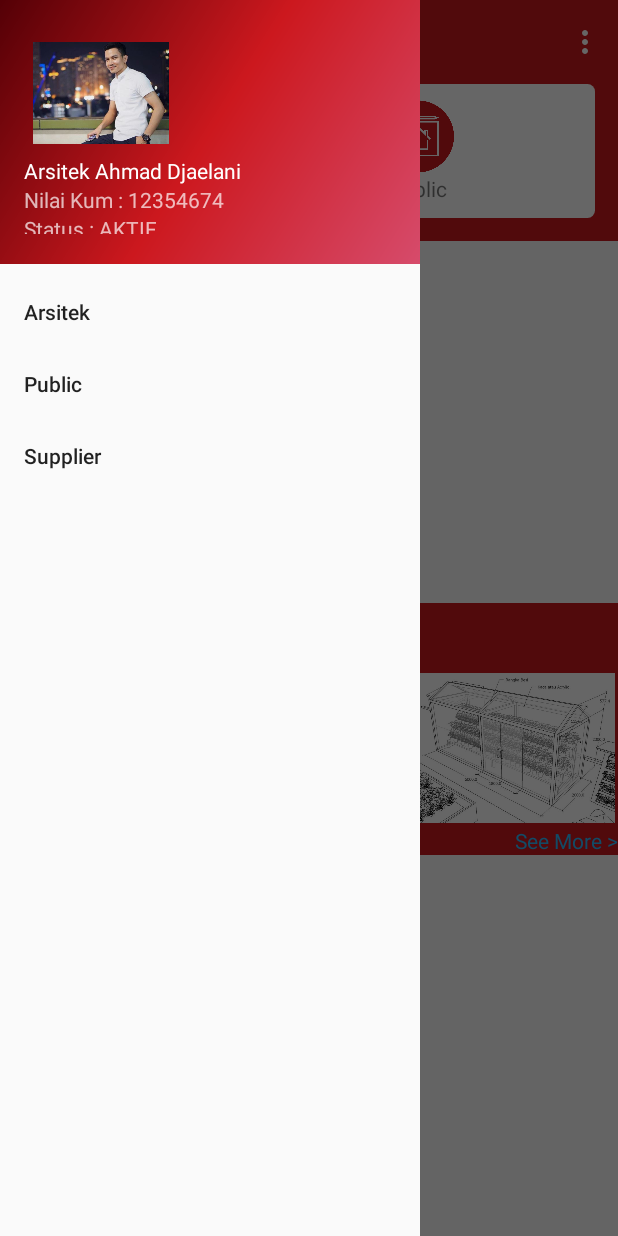
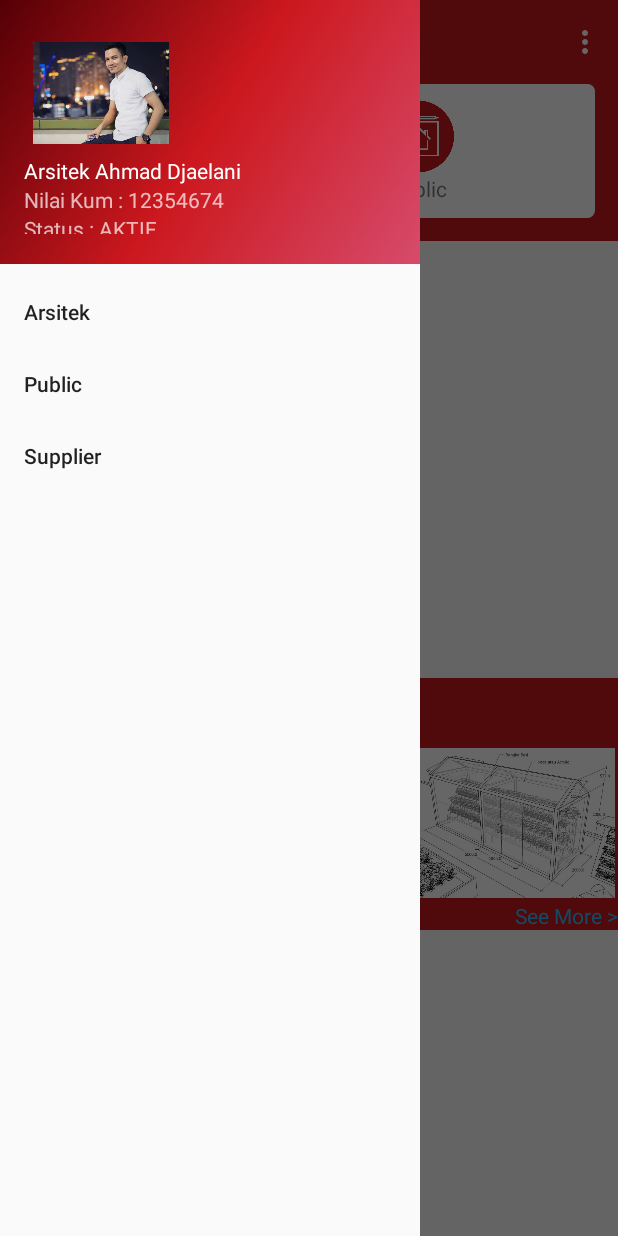
Before and after one commit to DigitalFi/IAI-HUB, an Android app: the NavigationDrawer screen opened directly, with no data from a screen before it, with the side drawer open, on a phone screen of 412 x 824 dp. Run offline under Robolectric (Android 15) with nearby library versions, the light colour scheme and no system bars; libraries missing offline, so code that uses them is left out: com.synnapps.carouselview; plain views replace CarouselView.

Commit message:
change minor

```diff
--- a/app/src/main/res/layout/content_main.xml
+++ b/app/src/main/res/layout/content_main.xml
@@ -16,7 +16,7 @@
         <com.synnapps.carouselview.CarouselView
             android:id="@+id/carouselView"
             android:layout_width="match_parent"
-            android:layout_height="240dp"
+            android:layout_height="290dp"
             app:fillColor="#FFFFFFFF"
             app:pageColor="#00000000"
             app:radius="6dp"
```
